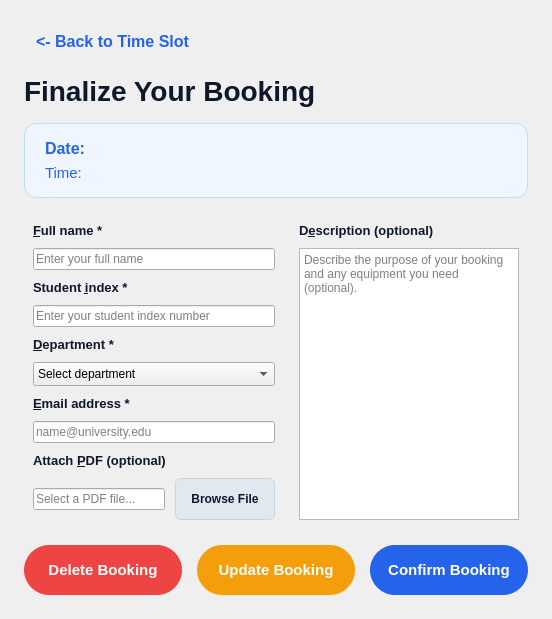
Above: ui/forms/page3.ui from PPAS-Rashmika/SYNCLAB-Centralized-Workshop-Laboratory-Allocation-Platform before the change. Below: the same form after it.
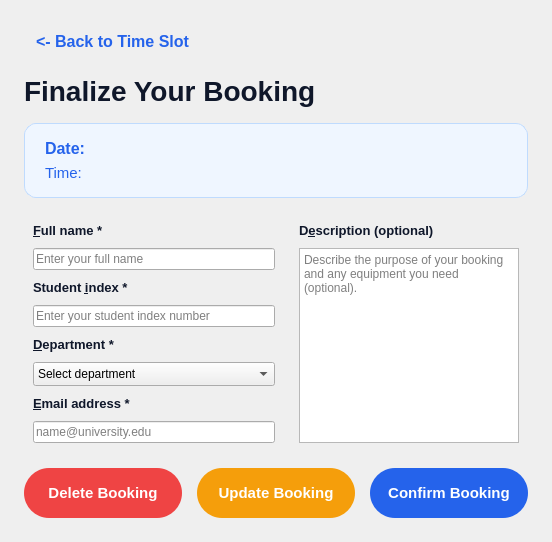
That is the form after the change.

Commit message: remove pdf input

The edit to the form file:
```diff
--- a/ui/forms/page3.ui
+++ b/ui/forms/page3.ui
@@ -258,58 +258,6 @@
          </property>
         </widget>
        </item>
-       <item row="8" column="0">
-        <widget class="QLabel" name="label_pdf">
-         <property name="buddy">
-          <cstring>browsePdfBtn</cstring>
-         </property>
-         <property name="textFormat">
-          <enum>Qt::PlainText</enum>
-         </property>
-         <property name="text">
-          <string>Attach &amp;PDF (optional)</string>
-         </property>
-         <property name="styleSheet">
-          <string notr="true">color: #0F172A; font-weight: bold; font-size: 13px;</string>
-         </property>
-        </widget>
-       </item>
-       <item row="9" column="0">
-        <layout class="QHBoxLayout" name="pdfLayout">
-         <property name="spacing">
-          <number>10</number>
-         </property>
-         <item>
-          <widget class="QLineEdit" name="pdfInput">
-           <property name="readOnly">
-            <bool>true</bool>
-           </property>
-           <property name="placeholderText">
-            <string>Select a PDF file...</string>
-           </property>
-          </widget>
-         </item>
-         <item>
-          <widget class="QPushButton" name="browsePdfBtn">
-           <property name="text">
-            <string>Browse File</string>
-           </property>
-           <property name="minimumSize">
-            <size>
-             <width>0</width>
-             <height>42</height>
-            </size>
-           </property>
-           <property name="cursor">
-            <cursorShape>PointingHandCursor</cursorShape>
-           </property>
-           <property name="styleSheet">
-            <string notr="true">QPushButton { background-color: #E2E8F0; color: #0F172A; border-radius: 6px; font-weight: bold; border: 1px solid #CBD5E1; padding: 0 15px; } QPushButton:hover { background-color: #CBD5E1; border: 1px solid #94A3B8; }</string>
-           </property>
-          </widget>
-         </item>
-        </layout>
-       </item>
        <item row="0" column="1">
         <widget class="QLabel" name="label_6">
          <property name="buddy">
@@ -326,7 +274,7 @@
          </property>
         </widget>
        </item>
-       <item row="1" column="1" rowspan="9">
+       <item row="1" column="1" rowspan="7">
         <widget class="QTextEdit" name="descriptionInput">
          <property name="minimumSize">
           <size>
```
Left out of the diff: 1 changed line with no effect on the pictures. The commit also changes 8 other files.
